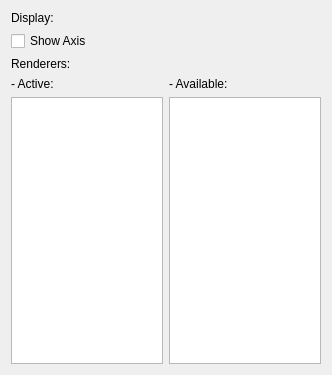
Above: App/Settings/VolumeView/VolumeViewSettingsPanel.ui from FelixdelasPozas/EspINA before the change. Below: the same form after it.
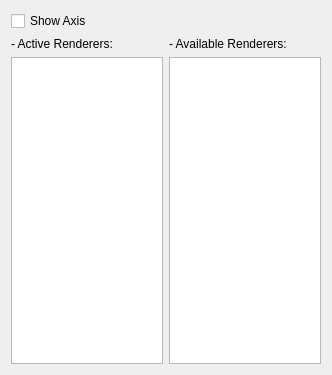
That is the form after the change.

Commit message: UI enhancements and label corrections

```diff
--- a/App/Settings/VolumeView/VolumeViewSettingsPanel.ui
+++ b/App/Settings/VolumeView/VolumeViewSettingsPanel.ui
@@ -14,13 +14,6 @@
    <string>Form</string>
   </property>
   <layout class="QVBoxLayout" name="verticalLayout_3">
-   <item>
-    <widget class="QLabel" name="label_2">
-     <property name="text">
-      <string>Display:</string>
-     </property>
-    </widget>
-   </item>
    <item>
     <widget class="QCheckBox" name="showAxis">
      <property name="text">
@@ -28,13 +21,6 @@
      </property>
     </widget>
    </item>
-   <item>
-    <widget class="QLabel" name="label">
-     <property name="text">
-      <string>Renderers:</string>
-     </property>
-    </widget>
-   </item>
    <item>
     <layout class="QHBoxLayout" name="horizontalLayout">
      <item>
@@ -42,7 +28,7 @@
        <item>
         <widget class="QLabel" name="label_3">
          <property name="text">
-          <string>- Active:</string>
+          <string>- Active Renderers:</string>
          </property>
         </widget>
        </item>
@@ -72,7 +58,7 @@
        <item>
         <widget class="QLabel" name="label_4">
          <property name="text">
-          <string>- Available:</string>
+          <string>- Available Renderers:</string>
          </property>
         </widget>
        </item>
```
Left out of the diff: 9 changed lines with no effect on the pictures. The commit also changes 43 other files.
